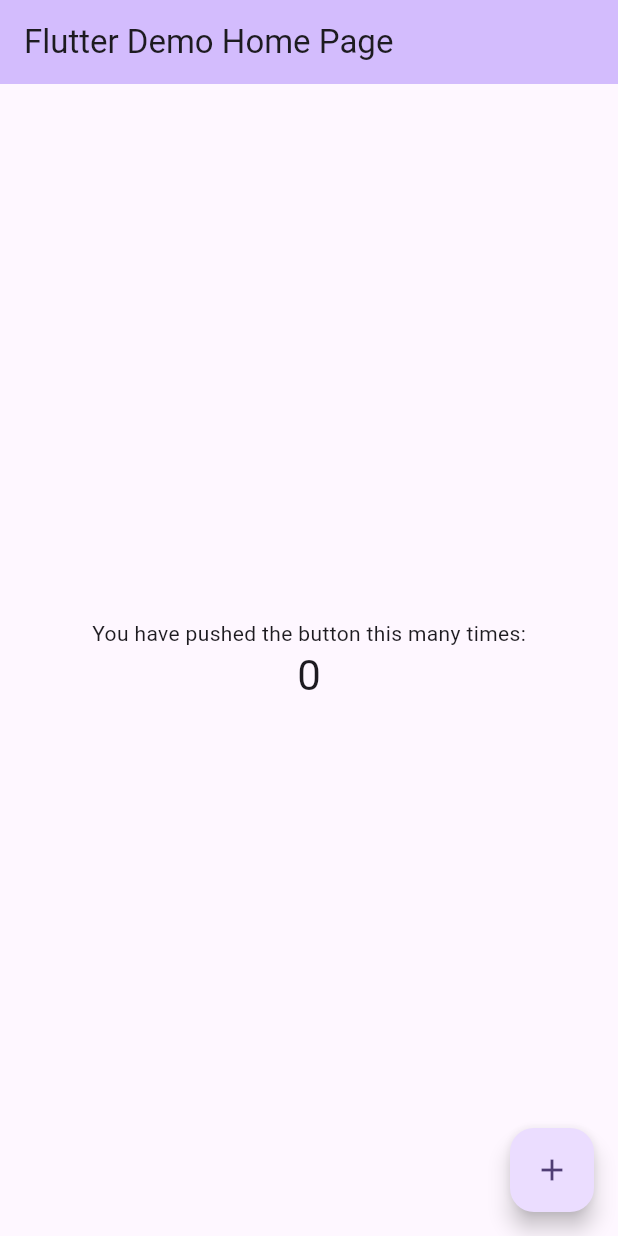
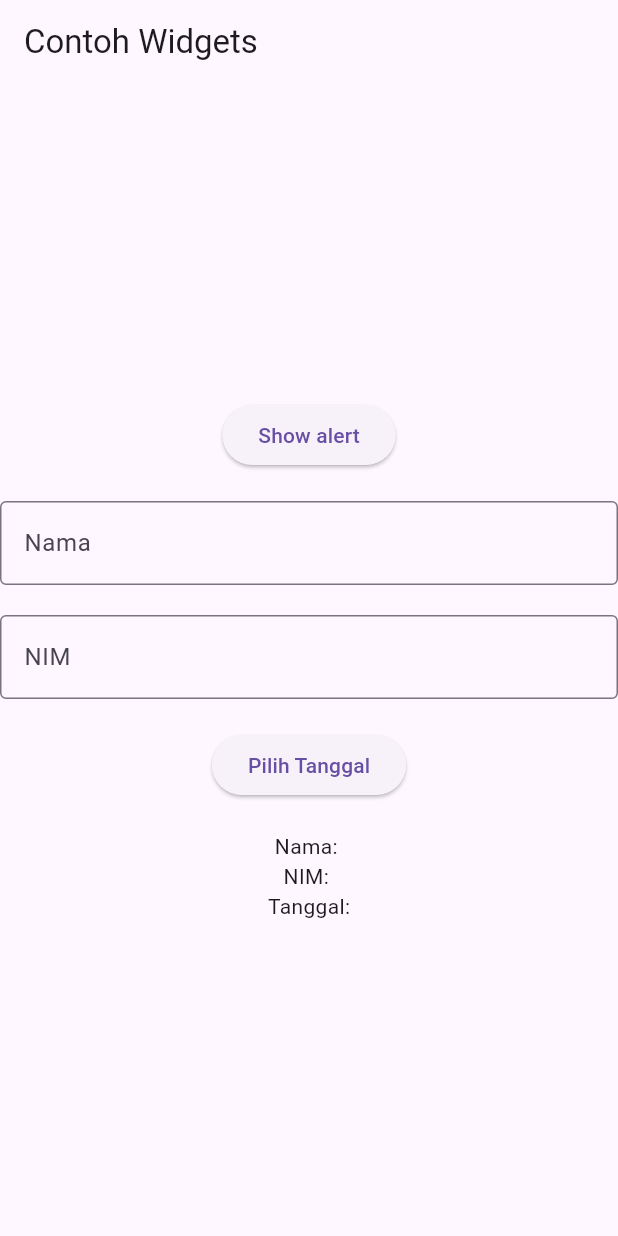
Before and after one commit to RofiqAulia/flutter-fundamental-part1, a Flutter app: the screen it shows after launch, on a phone screen of 412 x 824 dp. Run offline on Flutter 3.47's test engine with Material 3 defaults, Android fonts, the phone set to English and light mode, and no system bars.

```diff
--- a/lib/main.dart
+++ b/lib/main.dart
@@ -1,125 +1,113 @@
+import 'dart:async';
 import 'package:flutter/material.dart';
 
-void main() {
-  runApp(const MyApp());
-}
+void main() => runApp(const MyApp());
 
 class MyApp extends StatelessWidget {
-  const MyApp({super.key});
+  const MyApp({Key? key}) : super(key: key);
 
-  // This widget is the root of your application.
   @override
   Widget build(BuildContext context) {
     return MaterialApp(
-      title: 'Flutter Demo',
-      theme: ThemeData(
-        // This is the theme of your application.
-        //
-        // TRY THIS: Try running your application with "flutter run". You'll see
-        // the application has a purple toolbar. Then, without quitting the app,
-        // try changing the seedColor in the colorScheme below to Colors.green
-        // and then invoke "hot reload" (save your changes or press the "hot
-        // reload" button in a Flutter-supported IDE, or press "r" if you used
-        // the command line to start the app).
-        //
-        // Notice that the counter didn't reset back to zero; the application
-        // state is not lost during the reload. To reset the state, use hot
-        // restart instead.
-        //
-        // This works for code too, not just values: Most code changes can be
-        // tested with just a hot reload.
-        colorScheme: ColorScheme.fromSeed(seedColor: Colors.deepPurple),
-        useMaterial3: true,
+      home: Scaffold(
+        appBar: AppBar(title: const Text("Contoh Widgets")),
+        body: MyLayout(),
       ),
-      home: const MyHomePage(title: 'Flutter Demo Home Page'),
     );
   }
 }
 
-class MyHomePage extends StatefulWidget {
-  const MyHomePage({super.key, required this.title});
-
-  // This widget is the home page of your application. It is stateful, meaning
-  // that it has a State object (defined below) that contains fields that affect
-  // how it looks.
-
-  // This class is the configuration for the state. It holds the values (in this
-  // case the title) provided by the parent (in this case the App widget) and
-  // used by the build method of the State. Fields in a Widget subclass are
-  // always marked "final".
-
-  final String title;
+class MyLayout extends StatefulWidget {
+  const MyLayout({Key? key}) : super(key: key);
 
   @override
-  State<MyHomePage> createState() => _MyHomePageState();
+  _MyLayoutState createState() => _MyLayoutState();
 }
 
-class _MyHomePageState extends State<MyHomePage> {
-  int _counter = 0;
-
-  void _incrementCounter() {
-    setState(() {
-      // This call to setState tells the Flutter framework that something has
-      // changed in this State, which causes it to rerun the build method below
-      // so that the display can reflect the updated values. If we changed
-      // _counter without calling setState(), then the build method would not be
-      // called again, and so nothing would appear to happen.
-      _counter++;
-    });
-  }
+class _MyLayoutState extends State<MyLayout> {
+  final TextEditingController _nameController = TextEditingController();
+  final TextEditingController _nimController = TextEditingController();
+  DateTime selectedDate = DateTime.now();
 
   @override
   Widget build(BuildContext context) {
-    // This method is rerun every time setState is called, for instance as done
-    // by the _incrementCounter method above.
-    //
-    // The Flutter framework has been optimized to make rerunning build methods
-    // fast, so that you can just rebuild anything that needs updating rather
-    // than having to individually change instances of widgets.
-    return Scaffold(
-      appBar: AppBar(
-        // TRY THIS: Try changing the color here to a specific color (to
-        // Colors.amber, perhaps?) and trigger a hot reload to see the AppBar
-        // change color while the other colors stay the same.
-        backgroundColor: Theme.of(context).colorScheme.inversePrimary,
-        // Here we take the value from the MyHomePage object that was created by
-        // the App.build method, and use it to set our appbar title.
-        title: Text(widget.title),
-      ),
-      body: Center(
-        // Center is a layout widget. It takes a single child and positions it
-        // in the middle of the parent.
+    return Center(
       child: Column(
-          // Column is also a layout widget. It takes a list of children and
-          // arranges them vertically. By default, it sizes itself to fit its
-          // children horizontally, and tries to be as tall as its parent.
-          //
-          // Column has various properties to control how it sizes itself and
-          // how it positions its children. Here we use mainAxisAlignment to
-          // center the children vertically; the main axis here is the vertical
-          // axis because Columns are vertical (the cross axis would be
-          // horizontal).
-          //
-          // TRY THIS: Invoke "debug painting" (choose the "Toggle Debug Paint"
-          // action in the IDE, or press "p" in the console), to see the
-          // wireframe for each widget.
         mainAxisAlignment: MainAxisAlignment.center,
         children: <Widget>[
-            const Text(
-              'You have pushed the button this many times:',
+          ElevatedButton(
+            child: const Text('Show alert'),
+            onPressed: () {
+              showAlertDialog(context);
+            },
           ),
-            Text(
-              '$_counter',
-              style: Theme.of(context).textTheme.headlineMedium,
+          const SizedBox(height: 20),
+          TextField(
+            decoration: const InputDecoration(
+              border: OutlineInputBorder(),
+              labelText: 'Nama',
             ),
+            controller: _nameController, // Set controller untuk nama
+          ),
+          const SizedBox(height: 20),
+          TextField(
+            decoration: const InputDecoration(
+              border: OutlineInputBorder(),
+              labelText: 'NIM',
+            ),
+            controller: _nimController, // Set controller untuk NIM
+          ),
+          const SizedBox(height: 20),
+          ElevatedButton(
+            onPressed: () {
+              _selectDate(context);
+            },
+            child: const Text('Pilih Tanggal'),
+          ),
+          const SizedBox(height: 20),
+          // Menampilkan nama dan NIM
+          Text("Nama: ${_nameController.text}"),
+          Text("NIM: ${_nimController.text}"),
+          Text("Tanggal: ${selectedDate.toLocal()}".split(' ')[0]), // Menampilkan tanggal yang dipilih
         ],
       ),
-      ),
-      floatingActionButton: FloatingActionButton(
-        onPressed: _incrementCounter,
-        tooltip: 'Increment',
-        child: const Icon(Icons.add),
-      ), // This trailing comma makes auto-formatting nicer for build methods.
     );
   }
+
+  showAlertDialog(BuildContext context) {
+    Widget okButton = TextButton(
+      child: const Text("OK"),
+      onPressed: () {
+        Navigator.pop(context);
+      },
+    );
+
+    AlertDialog alert = AlertDialog(
+      title: const Text("My title"),
+      content: const Text("This is my message."),
+      actions: [
+        okButton,
+      ],
+    );
+
+    showDialog(
+      context: context,
+      builder: (BuildContext context) {
+        return alert;
+      },
+    );
   }
+
+  Future<void> _selectDate(BuildContext context) async {
+    final DateTime? picked = await showDatePicker(
+        context: context,
+        initialDate: selectedDate,
+        firstDate: DateTime(2015, 8),
+        lastDate: DateTime(2101));
+    if (picked != null && picked != selectedDate) {
+      setState(() {
+        selectedDate = picked; // Mengupdate tanggal yang dipilih
+      });
+    }
+  }
+}
```
Also changed, not shown: lib/basic_widgets/fab_widget.dart (added, +18 -0 lines), lib/basic_widgets/image_widget.dart (added, +12 -0 lines), lib/basic_widgets/loading_cupertino.dart (added, +23 -0 lines), lib/basic_widgets/text_widget.dart (added, +13 -0 lines). Lines whose indentation alone changed are shown as unchanged.
